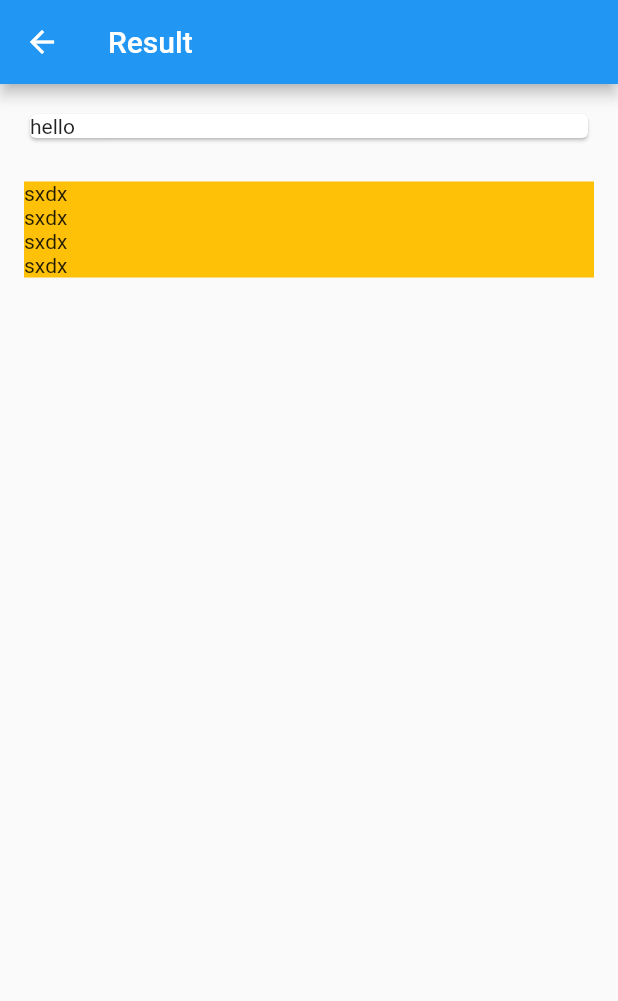
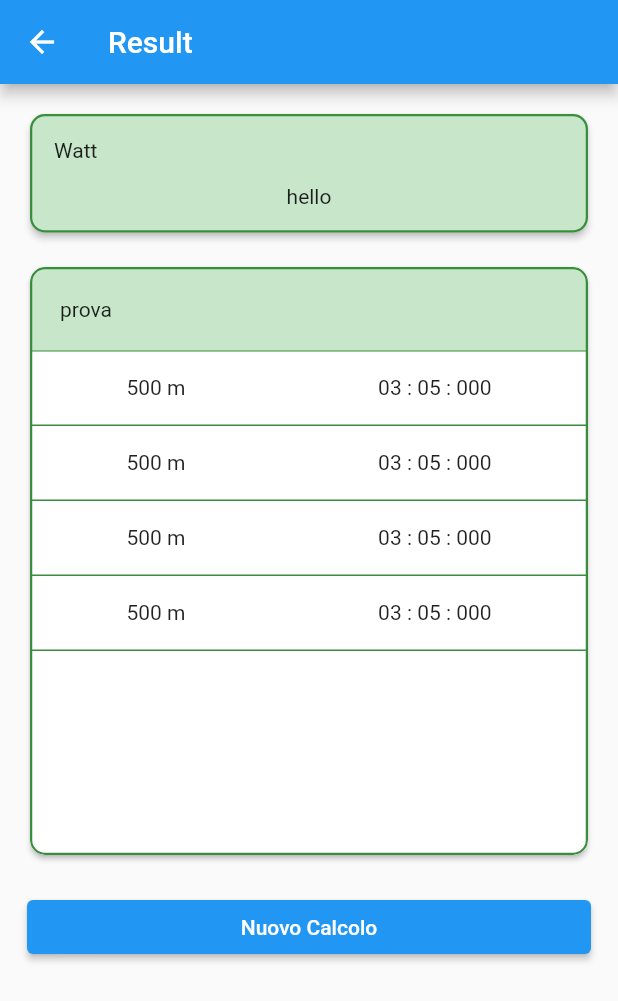
Before and after one commit to elio1fiore/rowing_calculator, a Flutter app: the ResultOneInputPage screen opened by its route, on a phone screen of 412 x 824 dp. Shown: the top 1001 px of the screen. Run offline on Flutter 3.47's test engine with Material 2 defaults, Android fonts, the phone set to English and light mode, and no system bars; our stand-ins replace auto_route, flutter_multi_formatter, flutter_riverpod, reactive_forms, rxdart.

Commit message:
fix input page

```diff
--- a/lib/domain/time_on_meters.dart
+++ b/lib/domain/time_on_meters.dart
@@ -10,7 +10,8 @@ class TimeOnMeters {
     required this.meters,
   });
 
-  String get metersAndUnit => '${meters.toString} $unit';
+  String get metersAndUnit => '${meters.toString()} $unit';
 
-  String get durationMask => '$intervalTime.valueMinuteSecondMillisecond';
+  // ignore: unnecessary_string_interpolations
+  String get durationMask => '${intervalTime.valueMinuteSecondMillisecond}';
 }
--- a/lib/presentation/result_one_input_page.dart
+++ b/lib/presentation/result_one_input_page.dart
@@ -37,32 +37,112 @@ class ResultOneInputPage extends StatelessWidget {
               crossAxisAlignment: CrossAxisAlignment.stretch,
               mainAxisAlignment: MainAxisAlignment.start,
               children: [
-                const Card(child: Text('hello')),
+                Card(
+                  borderOnForeground: false,
+                  color: Colors.green.shade100,
+                  shape: OutlineInputBorder(
+                    borderRadius: BorderRadius.circular(10),
+                    borderSide: BorderSide(
+                      color: Colors.green.shade700,
+                      width: 1.5,
+                    ),
+                  ),
+                  elevation: 2,
+                  child: Padding(
+                    padding: const EdgeInsets.all(16.0),
+                    child: Column(
+                      children: [
+                        Align(
+                          alignment: Alignment.centerLeft,
+                          child: Text(
+                            'Watt',
+                          ),
+                        ),
                         const SizedBox(
-                  height: 25,
+                          height: 15,
                         ),
+                        Text('hello'),
+                      ],
+                    ),
+                  ),
+                ),
+                const SizedBox(
+                  height: 15,
+                ),
+                ConstrainedBox(
+                  constraints: const BoxConstraints(
+                    maxHeight: 400,
+                  ),
+                  child: Card(
+                    elevation: 1.5,
+                    clipBehavior: Clip.antiAlias,
+                    shape: OutlineInputBorder(
+                      borderRadius: BorderRadius.circular(10),
+                      borderSide: BorderSide(
+                        color: Colors.green.shade700,
+                        width: 1.5,
+                      ),
+                    ),
+                    child: Column(
+                      crossAxisAlignment: CrossAxisAlignment.stretch,
+                      children: [
                         Container(
-                  color: Colors.amber,
-                  constraints: BoxConstraints(maxHeight: 300),
-                  child: Flexible(
-                    child: ListView.builder(
+                          padding: const EdgeInsets.fromLTRB(20, 20, 0, 20),
+                          child: Text('prova'),
+                          color: Colors.green.shade100,
+                        ),
+                        Divider(
+                          color: Colors.green.shade700,
+                          height: 0,
+                        ),
+                        ListView.builder(
                           shrinkWrap: true,
                           itemCount: listTimeOnMeters.length,
                           itemBuilder: (context, index) {
                             final timeOnMeters = listTimeOnMeters[index];
 
                             return Container(
-                          child: Row(
+                              height: 50,
+                              decoration: BoxDecoration(
+                                border: Border(
+                                  bottom: BorderSide(
+                                      color: Colors.green.shade700, width: 1),
+                                ),
+                              ),
+                              child: Column(
+                                crossAxisAlignment: CrossAxisAlignment.center,
+                                mainAxisAlignment: MainAxisAlignment.center,
                                 children: [
-                              Text('sx'),
-                              Text('dx'),
+                                  Row(
+                                    crossAxisAlignment: CrossAxisAlignment.end,
+                                    mainAxisAlignment:
+                                        MainAxisAlignment.spaceAround,
+                                    children: [
+                                      // ignore: unnecessary_string_interpolations
+                                      Text('${timeOnMeters.metersAndUnit}'),
+                                      // ignore: unnecessary_string_interpolations
+                                      Text('${timeOnMeters.durationMask}'),
+                                    ],
+                                  ),
                                 ],
                               ),
                             );
                           },
                         ),
+                      ],
                     ),
                   ),
+                ),
+                const SizedBox(
+                  height: 20,
+                ),
+                Padding(
+                  padding: const EdgeInsets.symmetric(horizontal: 2),
+                  child: ElevatedButton(
+                    child: Text('Nuovo Calcolo'),
+                    onPressed: () {},
+                  ),
+                )
               ],
             )),
       ),
```
Also changed, not shown: lib/presentation/one_input_page.dart (+60 -21 lines). Lines whose indentation alone changed are shown as unchanged.
